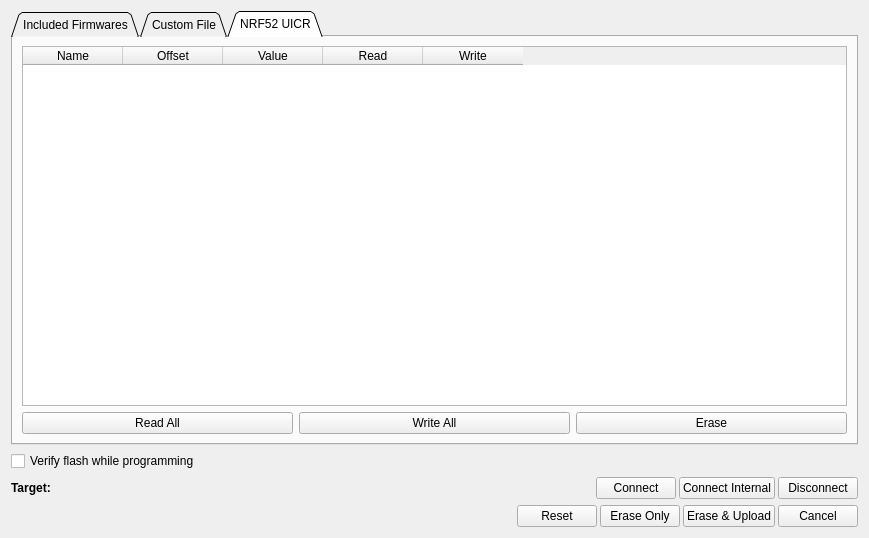
njupt-robomasters/vesc_tool-zh, file pages/pageswdprog.ui: the form before one commit.
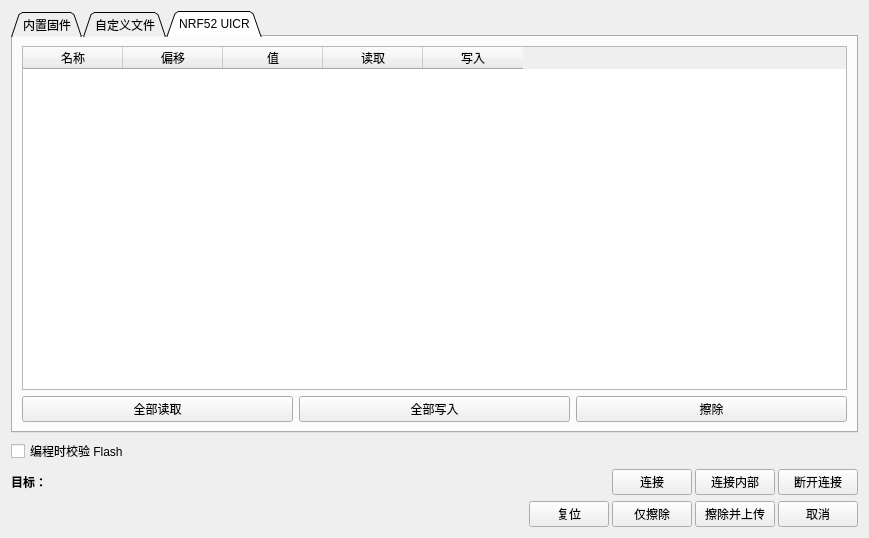
The form after the commit. The open tabs and pages were chosen to show the change. Icons and pictures are not drawn. Custom widgets are drawn as their Qt base class.

Commit message:
汉化: 完成.ui与tr()界面翻译,升级到7.01配置,修复固件版本与反序列化问题
- 60个.ui文件与多个tr()字符串汉化,parameditbitfield兼容"未使用"
- configLoadLatest取消硬编码6.05,新增res/config/7.01,VT_VERSION=7.01
- 仅用签名安全的脚本翻译XML(不翻译enumNames),避免配置签名不一致
- 反序列化失败弹窗显示固件/本地签名与固件版本,便于排查
- 文档补充问题10/11,并标注禁止运行xml_translate.py
- 加入UI/tr()翻译辅助脚本

```diff
--- a/pages/pageswdprog.ui
+++ b/pages/pageswdprog.ui
@@ -24,7 +24,7 @@
      </property>
      <widget class="QWidget" name="tab">
       <attribute name="title">
-       <string>Included Firmwares</string>
+       <string>内置固件</string>
       </attribute>
       <layout class="QVBoxLayout" name="verticalLayout">
        <item>
@@ -53,7 +53,7 @@
      </widget>
      <widget class="QWidget" name="tab_2">
       <attribute name="title">
-       <string>Custom File</string>
+       <string>自定义文件</string>
       </attribute>
       <layout class="QVBoxLayout" name="verticalLayout_3">
        <item>
@@ -222,27 +222,27 @@
          </attribute>
          <column>
           <property name="text">
-           <string>Name</string>
+           <string>名称</string>
           </property>
          </column>
          <column>
           <property name="text">
-           <string>Offset</string>
+           <string>偏移</string>
           </property>
          </column>
          <column>
           <property name="text">
-           <string>Value</string>
+           <string>值</string>
           </property>
          </column>
          <column>
           <property name="text">
-           <string>Read</string>
+           <string>读取</string>
           </property>
          </column>
          <column>
           <property name="text">
-           <string>Write</string>
+           <string>写入</string>
           </property>
          </column>
         </widget>
@@ -252,7 +252,7 @@
          <item>
           <widget class="QPushButton" name="uicrReadButton">
            <property name="text">
-            <string>Read All</string>
+            <string>全部读取</string>
            </property>
            <property name="icon">
             <iconset resource="../res.qrc">
@@ -263,7 +263,7 @@
          <item>
           <widget class="QPushButton" name="uicrWriteButton">
            <property name="text">
-            <string>Write All</string>
+            <string>全部写入</string>
            </property>
            <property name="icon">
             <iconset resource="../res.qrc">
@@ -274,7 +274,7 @@
          <item>
           <widget class="QPushButton" name="uicrEraseButton">
            <property name="text">
-            <string>Erase</string>
+            <string>擦除</string>
            </property>
            <property name="icon">
             <iconset resource="../res.qrc">
@@ -291,7 +291,7 @@
    <item>
     <widget class="QCheckBox" name="verifyBox">
      <property name="text">
-      <string>Verify flash while programming</string>
+      <string>编程时校验 Flash</string>
      </property>
      <property name="checked">
       <bool>false</bool>
@@ -312,7 +312,7 @@
         </font>
        </property>
        <property name="text">
-        <string>Target:</string>
+        <string>目标：</string>
        </property>
       </widget>
      </item>
@@ -335,7 +335,7 @@
         <string>Connect to external MCU over SWD.</string>
        </property>
        <property name="text">
-        <string>Connect</string>
+        <string>连接</string>
        </property>
        <property name="icon">
         <iconset resource="../res.qrc">
@@ -349,7 +349,7 @@
         <string>Connect to internal NRF5x MCU</string>
        </property>
        <property name="text">
-        <string>Connect Internal</string>
+        <string>连接内部</string>
        </property>
        <property name="icon">
         <iconset resource="../res.qrc">
@@ -360,7 +360,7 @@
      <item>
       <widget class="QPushButton" name="disconnectButton">
        <property name="text">
-        <string>Disconnect</string>
+        <string>断开连接</string>
        </property>
        <property name="icon">
         <iconset resource="../res.qrc">
@@ -388,7 +388,7 @@
      <item>
       <widget class="QPushButton" name="resetButton">
        <property name="text">
-        <string>Reset</string>
+        <string>复位</string>
        </property>
        <property name="icon">
         <iconset resource="../res.qrc">
@@ -399,7 +399,7 @@
      <item>
       <widget class="QPushButton" name="eraseFlashButton">
        <property name="text">
-        <string>Erase Only</string>
+        <string>仅擦除</string>
        </property>
        <property name="icon">
         <iconset resource="../res.qrc">
@@ -410,7 +410,7 @@
      <item>
       <widget class="QPushButton" name="uploadButton">
        <property name="text">
-        <string>Erase &amp;&amp; Upload</string>
+        <string>擦除并上传</string>
        </property>
        <property name="icon">
         <iconset resource="../res.qrc">
@@ -421,7 +421,7 @@
      <item>
       <widget class="QPushButton" name="cancelButton">
        <property name="text">
-        <string>Cancel</string>
+        <string>取消</string>
        </property>
        <property name="icon">
         <iconset resource="../res.qrc">
```
Left out of the diff: 22 changed lines with no effect on the pictures. The commit also changes 109 other files.
